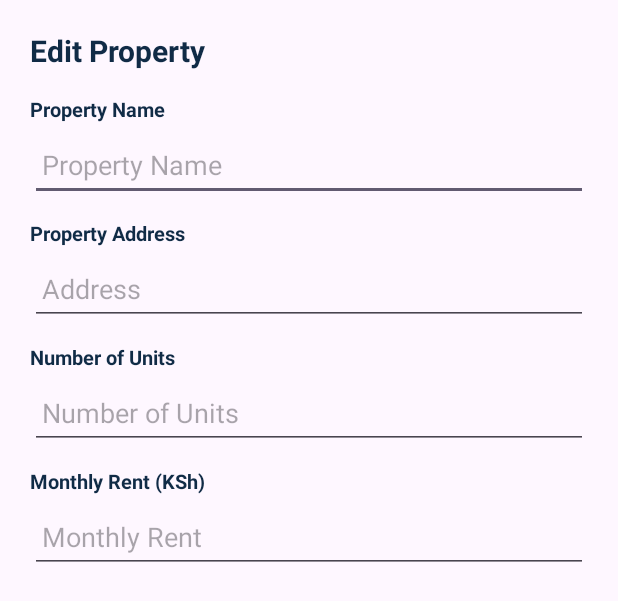
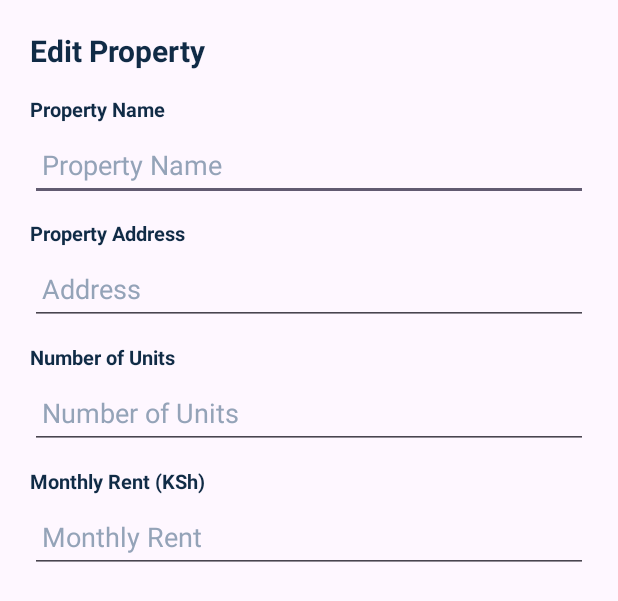
Before and after one commit to Mwangilindsey/RentManagementSystem-Project, an Android app: the layout dialog_edit_property.xml on its own in the app's theme, with its tools: preview values and no code run, on a phone screen of 412 x 824 dp. Shown: the top 601 px of the screen. Run offline under Robolectric (Android 15) with nearby library versions, the phone set to English and light mode, and no system bars.

Commit message:
fix(ui): Set high-contrast dark text color and clear hints for all input fields

```diff
--- a/app/src/main/res/layout/dialog_edit_property.xml
+++ b/app/src/main/res/layout/dialog_edit_property.xml
@@ -31,12 +31,15 @@
             android:layout_width="match_parent"
             android:layout_height="wrap_content"
             android:layout_marginTop="4dp"
+            android:autofillHints="name"
             android:hint="Property Name"
             android:inputType="textCapWords"
             android:minHeight="48dp"
             android:paddingStart="8dp"
             android:paddingEnd="8dp"
-            android:singleLine="true" />
+            android:singleLine="true"
+            android:textColor="#102B46"
+            android:textColorHint="#94A3B8" />
 
         <TextView
             android:layout_width="match_parent"
@@ -52,11 +55,14 @@
             android:layout_width="match_parent"
             android:layout_height="wrap_content"
             android:layout_marginTop="4dp"
+            android:autofillHints="postalAddress"
             android:hint="Address"
             android:inputType="textCapSentences"
             android:minHeight="48dp"
             android:paddingStart="8dp"
-            android:paddingEnd="8dp" />
+            android:paddingEnd="8dp"
+            android:textColor="#102B46"
+            android:textColorHint="#94A3B8" />
 
         <TextView
             android:layout_width="match_parent"
@@ -72,12 +78,15 @@
             android:layout_width="match_parent"
             android:layout_height="wrap_content"
             android:layout_marginTop="4dp"
+            android:autofillHints="number"
             android:hint="Number of Units"
             android:inputType="number"
             android:minHeight="48dp"
             android:paddingStart="8dp"
             android:paddingEnd="8dp"
-            android:singleLine="true" />
+            android:singleLine="true"
+            android:textColor="#102B46"
+            android:textColorHint="#94A3B8" />
 
         <TextView
             android:layout_width="match_parent"
@@ -93,12 +102,15 @@
             android:layout_width="match_parent"
             android:layout_height="wrap_content"
             android:layout_marginTop="4dp"
+            android:autofillHints="number"
             android:hint="Monthly Rent"
             android:inputType="numberDecimal"
             android:minHeight="48dp"
             android:paddingStart="8dp"
             android:paddingEnd="8dp"
-            android:singleLine="true" />
+            android:singleLine="true"
+            android:textColor="#102B46"
+            android:textColorHint="#94A3B8" />
 
     </LinearLayout>
 
```
Also changed, not shown: app/src/main/res/layout/activity_main.xml (+6 -2 lines), app/src/main/res/layout/activity_manage_properties.xml (+12 -4 lines).
